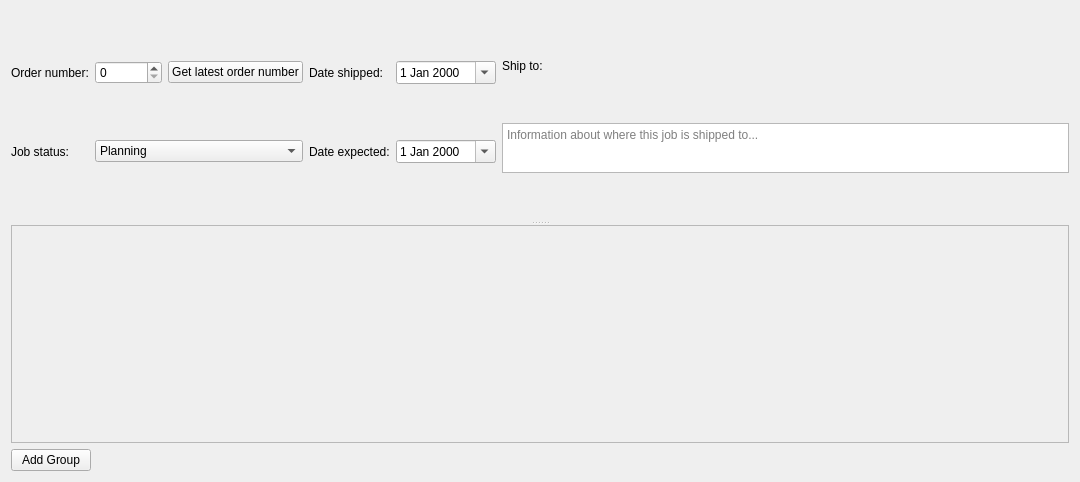
Old version of the form ui/job_widget.ui in the repository TheCodingJsoftware/Invigo.
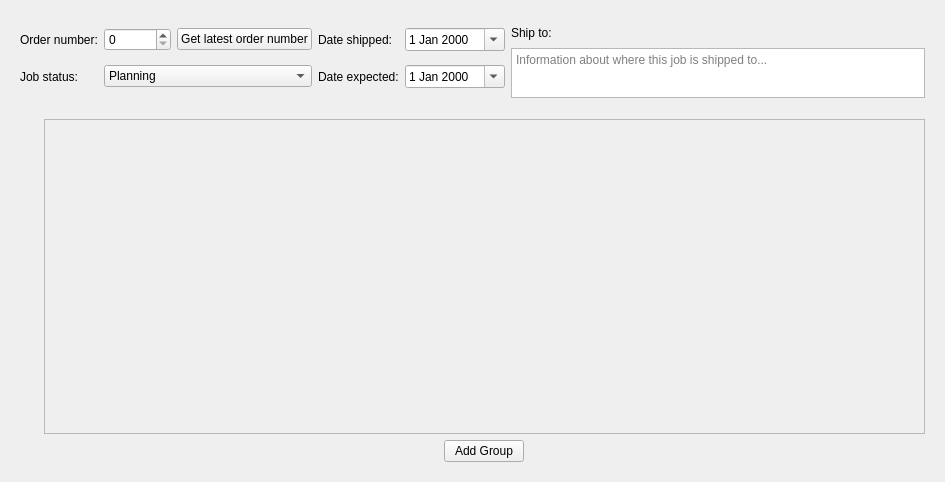
New version of the form. Icons and pictures are not drawn.

Patch:
```diff
--- a/ui/job_widget.ui
+++ b/ui/job_widget.ui
@@ -6,7 +6,7 @@
    <rect>
     <x>0</x>
     <y>0</y>
-    <width>1080</width>
+    <width>945</width>
     <height>482</height>
    </rect>
   </property>
@@ -21,16 +21,6 @@
   </property>
   <layout class="QVBoxLayout" name="verticalLayout">
    <item>
-    <widget class="QSplitter" name="splitter">
-     <property name="sizePolicy">
-      <sizepolicy hsizetype="Preferred" vsizetype="Expanding">
-       <horstretch>0</horstretch>
-       <verstretch>0</verstretch>
-      </sizepolicy>
-     </property>
-     <property name="orientation">
-      <enum>Qt::Vertical</enum>
-     </property>
      <widget class="QWidget" name="job_settings_widget" native="true">
       <property name="sizePolicy">
        <sizepolicy hsizetype="Preferred" vsizetype="Maximum">
@@ -285,22 +275,23 @@
        </item>
       </layout>
      </widget>
+   </item>
+   <item>
+    <layout class="QHBoxLayout" name="horizontalLayout_7">
+     <item>
+      <widget class="QWidget" name="nests_widget" native="true">
+       <layout class="QVBoxLayout" name="verticalLayout_6">
+        <item>
+         <layout class="QVBoxLayout" name="verticalLayout_5"/>
+        </item>
+       </layout>
+      </widget>
+     </item>
+     <item>
      <widget class="QWidget" name="groups_widget" native="true">
-      <property name="sizePolicy">
-       <sizepolicy hsizetype="Preferred" vsizetype="Expanding">
-        <horstretch>0</horstretch>
-        <verstretch>0</verstretch>
-       </sizepolicy>
-      </property>
-      <layout class="QVBoxLayout" name="verticalLayout_2" stretch="0,0">
+       <layout class="QVBoxLayout" name="verticalLayout_2">
        <item>
         <widget class="QScrollArea" name="scrollArea">
-         <property name="sizePolicy">
-          <sizepolicy hsizetype="Expanding" vsizetype="Expanding">
-           <horstretch>0</horstretch>
-           <verstretch>0</verstretch>
-          </sizepolicy>
-         </property>
          <property name="widgetResizable">
           <bool>true</bool>
          </property>
@@ -309,16 +300,10 @@
            <rect>
             <x>0</x>
             <y>0</y>
-            <width>1042</width>
-            <height>202</height>
-           </rect>
-          </property>
-          <property name="sizePolicy">
-           <sizepolicy hsizetype="Preferred" vsizetype="Expanding">
-            <horstretch>0</horstretch>
-            <verstretch>0</verstretch>
-           </sizepolicy>
-          </property>
+             <width>899</width>
+             <height>332</height>
+            </rect>
+           </property>
           <layout class="QVBoxLayout" name="verticalLayout_3">
            <property name="leftMargin">
             <number>0</number>
@@ -354,24 +339,12 @@
            </property>
           </widget>
          </item>
-         <item>
-          <spacer name="horizontalSpacer">
-           <property name="orientation">
-            <enum>Qt::Horizontal</enum>
-           </property>
-           <property name="sizeHint" stdset="0">
-            <size>
-             <width>40</width>
-             <height>20</height>
-            </size>
-           </property>
-          </spacer>
-         </item>
         </layout>
        </item>
       </layout>
      </widget>
-    </widget>
+     </item>
+    </layout>
    </item>
   </layout>
  </widget>
```
Lines whose indentation alone changed are shown as unchanged.
